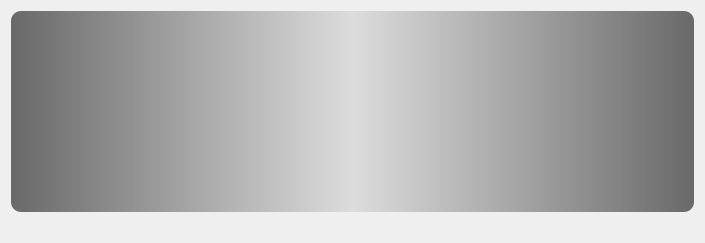
KeyGen/Easy-work, file Easy-work/Plugin/CoreWidget/CoreWidget/corewidget.ui: the form before one commit.
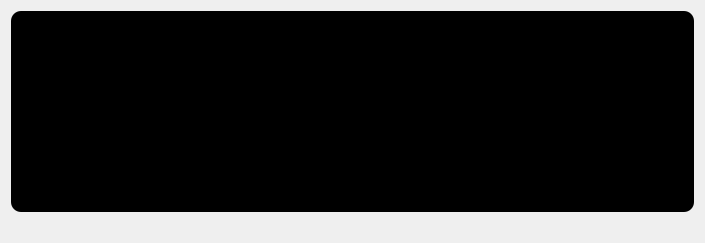
The form after the commit.

```diff
--- a/Easy-work/Plugin/CoreWidget/CoreWidget/corewidget.ui
+++ b/Easy-work/Plugin/CoreWidget/CoreWidget/corewidget.ui
@@ -45,8 +45,14 @@
    </item>
    <item row="0" column="0" colspan="3">
     <widget class="QWidget" name="widgetQml" native="true">
+     <property name="enabled">
+      <bool>true</bool>
+     </property>
+     <property name="mouseTracking">
+      <bool>false</bool>
+     </property>
      <property name="styleSheet">
-      <string notr="true">background: qlineargradient(x1:0, y1:0.5, x2:1, y2:0.5, stop:0 #696969, stop:0.5 #dcdcdc, stop:1 #696969);
+      <string notr="true">background: qlineargradient(x1:0, y1:0.5, x2:1, y2:0.5, stop:0 black, stop:0.5 black, stop:1 black);
 border-radius: 0px;
 border-top-left-radius: 10px;
 border-top-right-radius: 10px;
```
